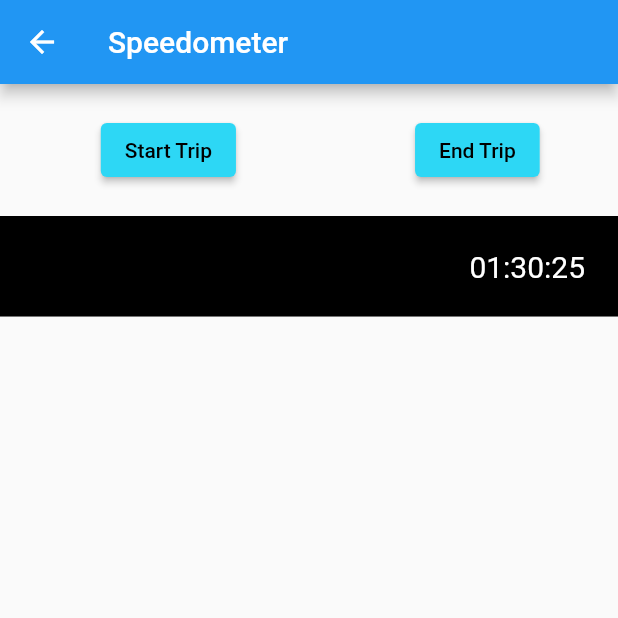
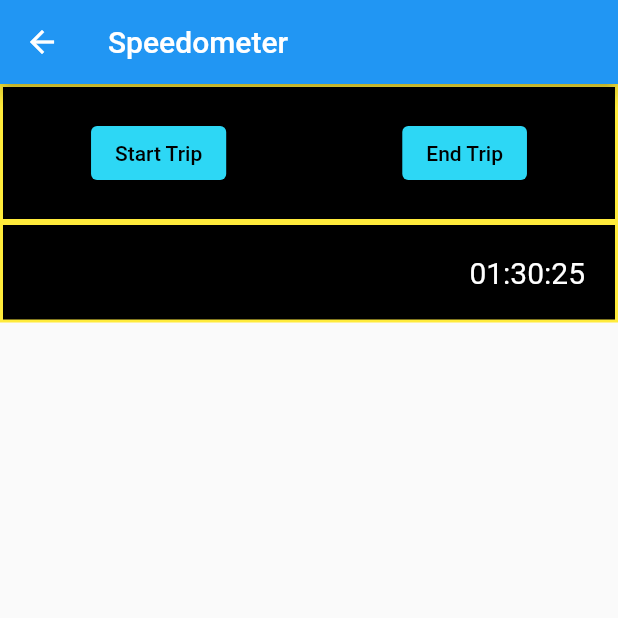
Before and after one commit to santattech/flutter-demo, a Flutter app: the Screen3 screen opened by its route, on a phone screen of 412 x 824 dp, the top half of it. Run offline on Flutter 3.47's test engine with Material 2 defaults, Android fonts, the phone set to English and light mode, and no system bars.

Commit message:
feat: move the trip button to functions

```diff
--- a/lib/screens/Screen3.dart
+++ b/lib/screens/Screen3.dart
@@ -8,10 +8,25 @@ class Screen3 extends StatelessWidget {
         title: const Text("Speedometer"),
       ),
       body: Column(children: <Widget>[
-        Row(
+        Container(
+            decoration: BoxDecoration(
+              border: Border.all(width: 2, color: Colors.yellow),
+              color: Colors.black,
+            ),
+            child: Row(
                 mainAxisAlignment: MainAxisAlignment.spaceAround,
                 children: <Widget>[
-              Container(
+                  _tripButtons('Start Trip', context),
+                  _tripButtons('End Trip', context),
+                ])),
+        travelTimeContainer()
+      ]),
+    );
+  }
+}
+
+Widget _tripButtons(btnText, context) {
+  return Container(
     margin: const EdgeInsets.all(20),
     child: ElevatedButton(
       style: ElevatedButton.styleFrom(
@@ -21,31 +36,18 @@ class Screen3 extends StatelessWidget {
       onPressed: () {
         Navigator.pop(context);
       },
-                  child: const Text('Start Trip'),
+      child: Text(btnText),
     ),
-              ),
-              Container(
-                margin: const EdgeInsets.all(5),
-                child: ElevatedButton(
-                  style: ElevatedButton.styleFrom(
-                    backgroundColor: const Color.fromARGB(255, 45, 215, 245),
-                    foregroundColor: Colors.black,
-                  ),
-                  onPressed: () {
-                    Navigator.pop(context);
-                  },
-                  child: const Text('End Trip'),
-                ),
-              )
-            ]),
-        Container(
+  );
+}
+
+travelTimeContainer() {
+  return Container(
       decoration: BoxDecoration(
-              border: Border.all(width: 2, color: Colors.black12),
+        border: Border.all(width: 2, color: Colors.yellow),
         color: Colors.black,
       ),
-            child: Row(
-                mainAxisAlignment: MainAxisAlignment.end,
-                children: <Widget>[
+      child: Row(mainAxisAlignment: MainAxisAlignment.end, children: <Widget>[
         Container(
           margin: const EdgeInsets.all(20),
           decoration: const BoxDecoration(
@@ -57,8 +59,5 @@ class Screen3 extends StatelessWidget {
             style: TextStyle(fontSize: 20, color: Colors.white),
           ),
         )
-                ]))
-      ]),
-    );
+      ]));
 }
-}
```
Lines whose indentation alone changed are shown as unchanged.
